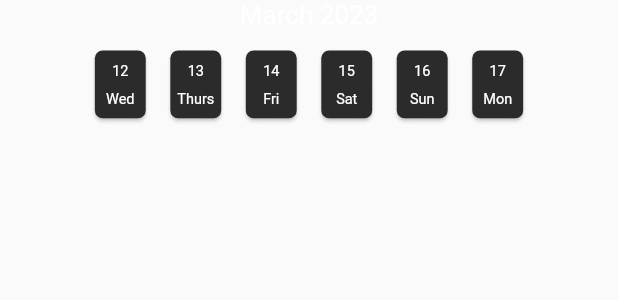
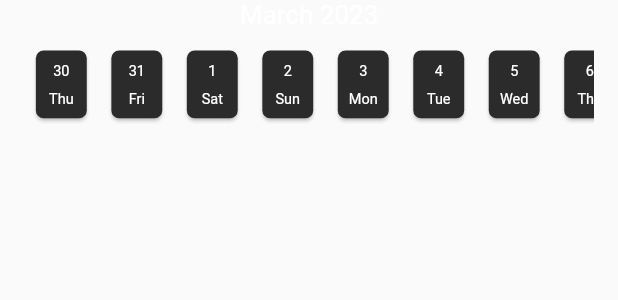
Before and after one commit to TeamBocean/bodybuddiesapp, a Flutter app: the BookingsPage widget shown alone on an empty page, opened directly, on a phone screen of 412 x 824 dp. Shown: the top 300 px of the screen. Run offline on Flutter 3.47's test engine with Material 2 defaults, Android fonts, the phone set to English and light mode, and no system bars; our stand-ins replace cloud_firestore, firebase_auth, firebase_core, flutter_signin_button, get, google_sign_in; accounts and stored records are empty; Roboto replaces fonts that are missing (Satoshi-Medium).

```diff
--- a/lib/pages/bookings_page.dart
+++ b/lib/pages/bookings_page.dart
@@ -1,4 +1,5 @@
 import 'package:bodybuddiesapp/utils/colors.dart';
+import 'package:bodybuddiesapp/utils/constants.dart';
 import 'package:bodybuddiesapp/widgets/booking_widget.dart';
 import 'package:bodybuddiesapp/widgets/medium_text_widget.dart';
 import 'package:flutter/material.dart';
@@ -13,6 +14,25 @@ class BookingsPage extends StatefulWidget {
 }
 
 class _BookingsPageState extends State<BookingsPage> {
+  List<Widget> dates = [];
+  final _currentDate = DateTime.now();
+
+  @override
+  void initState() {
+    initDates(context);
+    super.initState();
+  }
+
+  void initDates(BuildContext context) {
+    if (dates.isEmpty)
+      // ignore: curly_braces_in_flow_control_structures
+      for (int i = 0; i < 16; i++) {
+        final date = _currentDate.add(Duration(days: i));
+        dates.add(dateWidget(
+            date.day.toString(), daysOfWeek[date.weekday - 1].substring(0, 3)));
+      }
+  }
+
   @override
   Widget build(BuildContext context) {
     return Container(
@@ -28,16 +48,15 @@ class _BookingsPageState extends State<BookingsPage> {
             SizedBox(
               height: Dimensions.height10,
             ),
-            Row(
-              mainAxisAlignment: MainAxisAlignment.center,
-              children: [
-                dateWidget("12", "Wed"),
-                dateWidget("13", "Thurs"),
-                dateWidget("14", "Fri"),
-                dateWidget("15", "Sat"),
-                dateWidget("16", "Sun"),
-                dateWidget("17", "Mon"),
-              ],
+            Padding(
+              padding: EdgeInsets.symmetric(horizontal: Dimensions.width15),
+              child: SingleChildScrollView(
+                scrollDirection: Axis.horizontal,
+                child: Row(
+                  mainAxisAlignment: MainAxisAlignment.center,
+                  children: dates.map((e) => e).toList(),
+                ),
+              ),
             ),
             // BookingWidget(),
             // BookingWidget(),
@@ -51,7 +70,7 @@ class _BookingsPageState extends State<BookingsPage> {
 
   Widget dateWidget(String day, String weekDay) {
     return Padding(
-      padding: EdgeInsets.symmetric(horizontal: Dimensions.width10/2.5),
+      padding: EdgeInsets.symmetric(horizontal: Dimensions.width10 / 2.5),
       child: SizedBox(
         width: Dimensions.width10 * 4,
         height: Dimensions.height10 * 5.5,
--- a/lib/utils/constants.dart
+++ b/lib/utils/constants.dart
@@ -1,6 +1,6 @@
 String ASSETS = "assets/";
 
 List months = ['Jan', 'Feb', 'Mar', 'Apr', 'May','Jun','Jul','Aug','Sep','Oct','Nov','Dec'];
-
+List<String> daysOfWeek = ['Monday', 'Tuesday', 'Wednesday', 'Thursday', 'Friday', 'Saturday', 'Sunday'];
 List<String> nutrientAssets = ["macro.png", "fats.png", "proteins.png", "calories.png", "carbs.png", "cheat_meal.png"];
 List<String> nutrientTypes = ["Macro Nutrients", "Fats", "Proteins", "Calories", "Carbohydrates", "Cheat Meal"];
```
